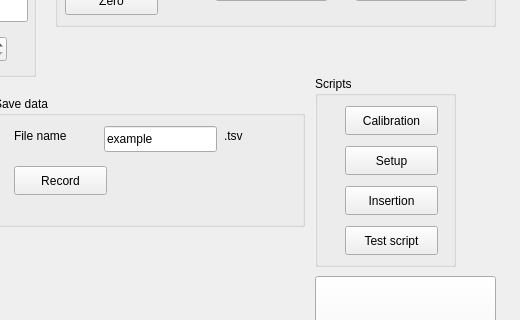
AlexMarguet/microbs-microprobe, file microprobe_app/mainwindow.ui: the form before one commit; both pictures show x 635 to 1155 and y 174 to 494 of the 1155 by 655 pixel window.
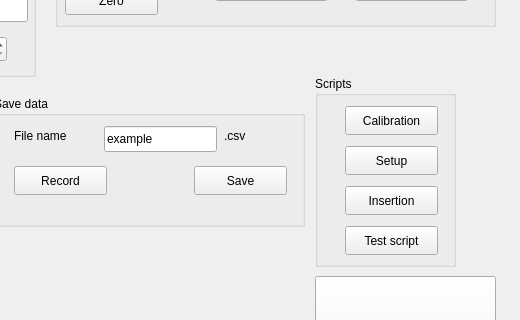
The form after the commit.

Patch:
```diff
--- a/microprobe_app/mainwindow.ui
+++ b/microprobe_app/mainwindow.ui
@@ -848,7 +848,7 @@
       </rect>
      </property>
      <property name="text">
-      <string>.tsv</string>
+      <string>.csv</string>
      </property>
     </widget>
     <widget class="QPushButton" name="pushButton_19">
@@ -864,6 +864,19 @@
       <string>Record</string>
      </property>
     </widget>
+    <widget class="QPushButton" name="pushButton_20">
+     <property name="geometry">
+      <rect>
+       <x>200</x>
+       <y>70</y>
+       <width>93</width>
+       <height>29</height>
+      </rect>
+     </property>
+     <property name="text">
+      <string>Save</string>
+     </property>
+    </widget>
    </widget>
   </widget>
   <widget class="QMenuBar" name="menubar">
```
